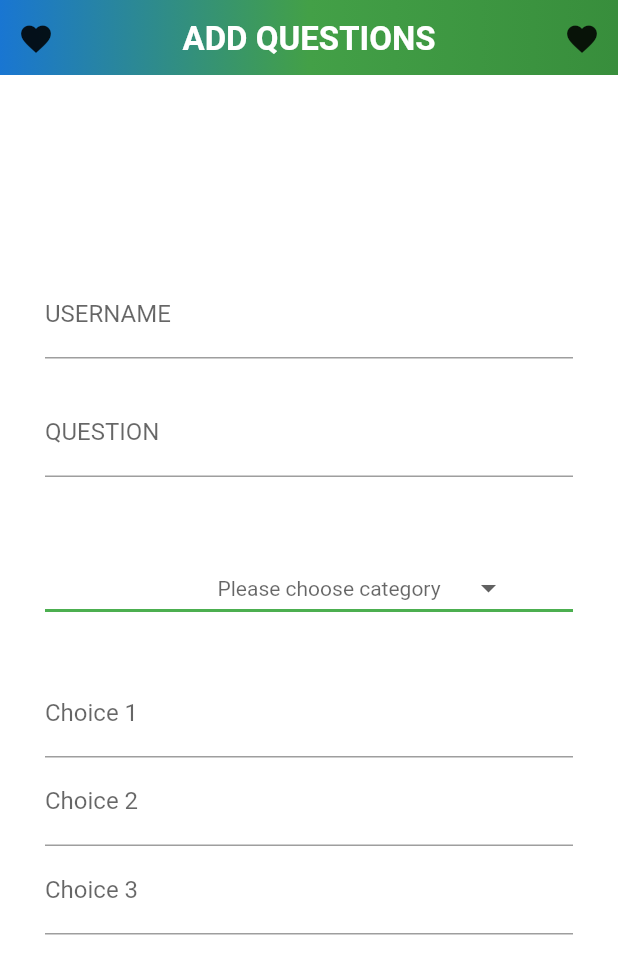
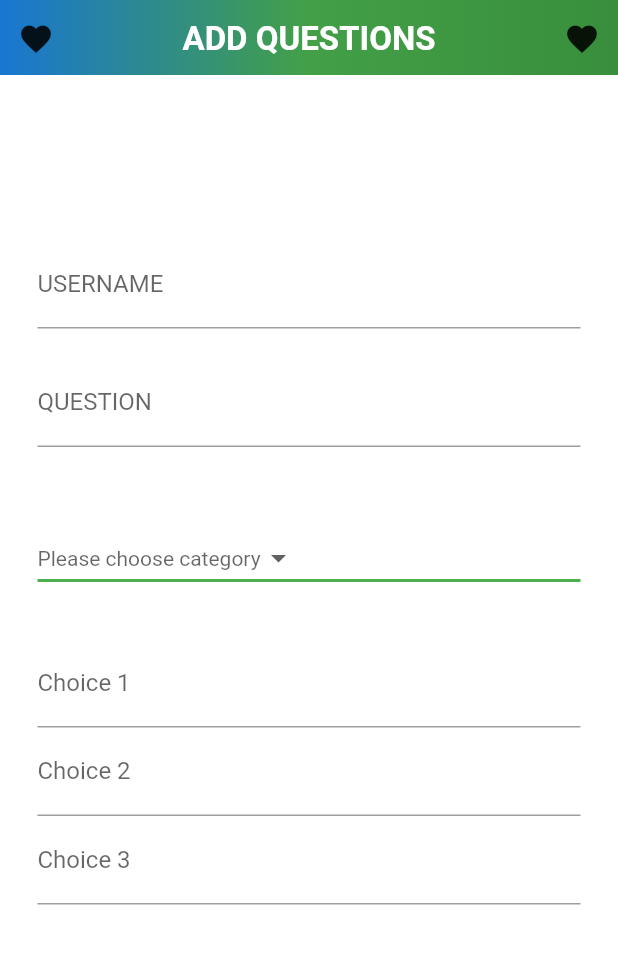
Before and after one commit to Tahmeed27/delta_hacks_survey_project, a Flutter app: the AddQuestion screen opened by its route, on a phone screen of 412 x 824 dp. Shown: the top 974 px of the screen. Run offline on Flutter 3.47's test engine with Material 2 defaults, Android fonts, the phone set to English and light mode, and no system bars; our stand-ins replace cloud_firestore, firebase_auth; accounts and stored records are empty.

Commit message:
Fixed dropdown send to Firebase

```diff
--- a/lib/pages/newQuestion.dart
+++ b/lib/pages/newQuestion.dart
@@ -22,7 +22,7 @@ class AddQuestion extends StatelessWidget {
 
   Widget _buildContent() {
     return Padding(
-      padding: EdgeInsets.all(25.0),
+      padding: EdgeInsets.symmetric(vertical: 5.0, horizontal: 20.0),
       child: SingleChildScrollView(
         child: Column(
           mainAxisAlignment: MainAxisAlignment.start,
--- a/lib/widgets/addQuestionCard.dart
+++ b/lib/widgets/addQuestionCard.dart
@@ -131,13 +131,12 @@ class _DropdownState extends State<Dropdown> {
 
   @override
   Widget build(BuildContext context) {
-    return DropdownButton<String>(
-      hint: Padding(
-        padding: const EdgeInsets.fromLTRB(115.0, 0.0, 20.0, 0.0),
-        child: Text("Please choose category"),
-      ),
+    return Container(
+      child: DropdownButton<String>(
+        hint: Text("Please choose category"),
         value: dropdownValue,
-      icon: Icon(Icons.arrow_drop_down),
+        icon: Icon(
+            Icons.arrow_drop_down,),
         iconSize: 24,
         elevation: 16,
         style: TextStyle(color: Colors.green[700]),
@@ -158,6 +157,7 @@ class _DropdownState extends State<Dropdown> {
             child: Text(value),
           );
         }).toList(),
+      ),
     );
   }
 }
```
Lines whose indentation alone changed are shown as unchanged.
